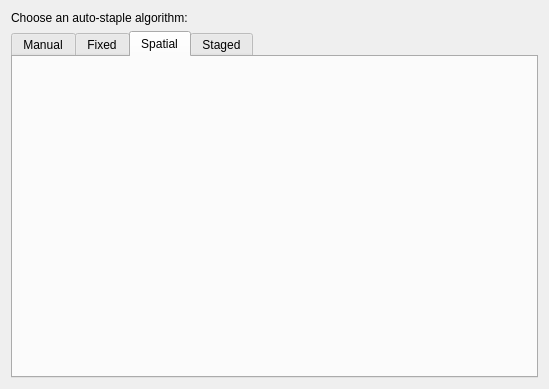
Before: the Qt Designer form plugins/autostaple/autostapleconfig.ui in sdouglas/cadnano2, drawn with Qt 5.
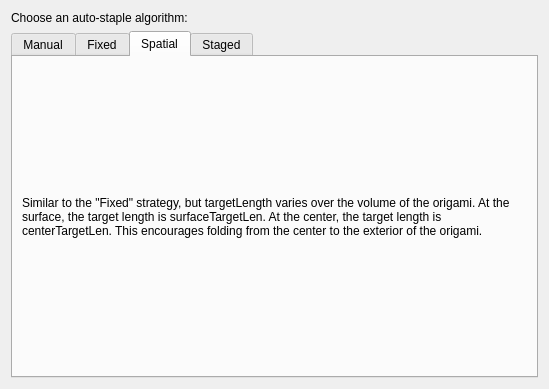
After: the same form once the commit is applied. The open tabs and pages were chosen to show the change.

Commit message: Added descriptions to the other two autostaple+ strategies

What changed in the file:
```diff
--- a/plugins/autostaple/autostapleconfig.ui
+++ b/plugins/autostaple/autostapleconfig.ui
@@ -177,6 +177,30 @@
       <attribute name="title">
        <string>Spatial</string>
       </attribute>
+      <layout class="QVBoxLayout" name="verticalLayout_4">
+       <item>
+        <widget class="QLabel" name="fixedDesc_2">
+         <property name="sizePolicy">
+          <sizepolicy hsizetype="Preferred" vsizetype="Preferred">
+           <horstretch>0</horstretch>
+           <verstretch>0</verstretch>
+          </sizepolicy>
+         </property>
+         <property name="maximumSize">
+          <size>
+           <width>16777215</width>
+           <height>77</height>
+          </size>
+         </property>
+         <property name="text">
+          <string>Similar to the &quot;Fixed&quot; strategy, but targetLength varies over the volume of the origami. At the surface, the target length is surfaceTargetLen. At the center, the target length is centerTargetLen. This encourages folding from the center to the exterior of the origami.</string>
+         </property>
+         <property name="wordWrap">
+          <bool>true</bool>
+         </property>
+        </widget>
+       </item>
+      </layout>
      </widget>
      <widget class="QWidget" name="tab">
       <attribute name="title">
```
Left out of the diff: 18 changed lines with no effect on the pictures. The commit also changes 1 other file.
